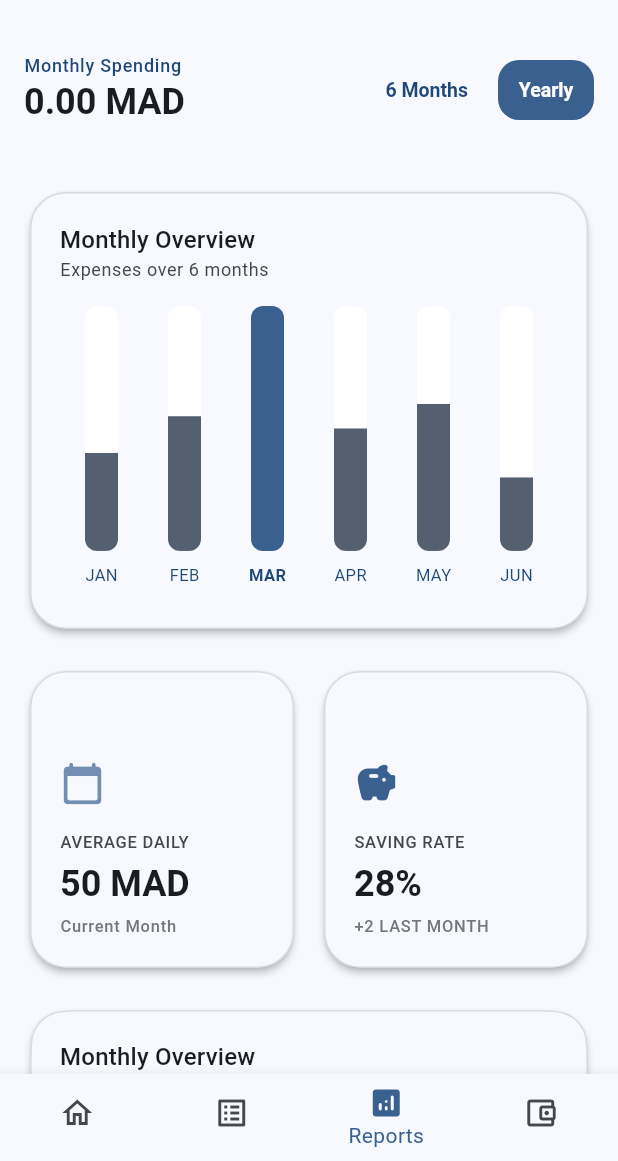
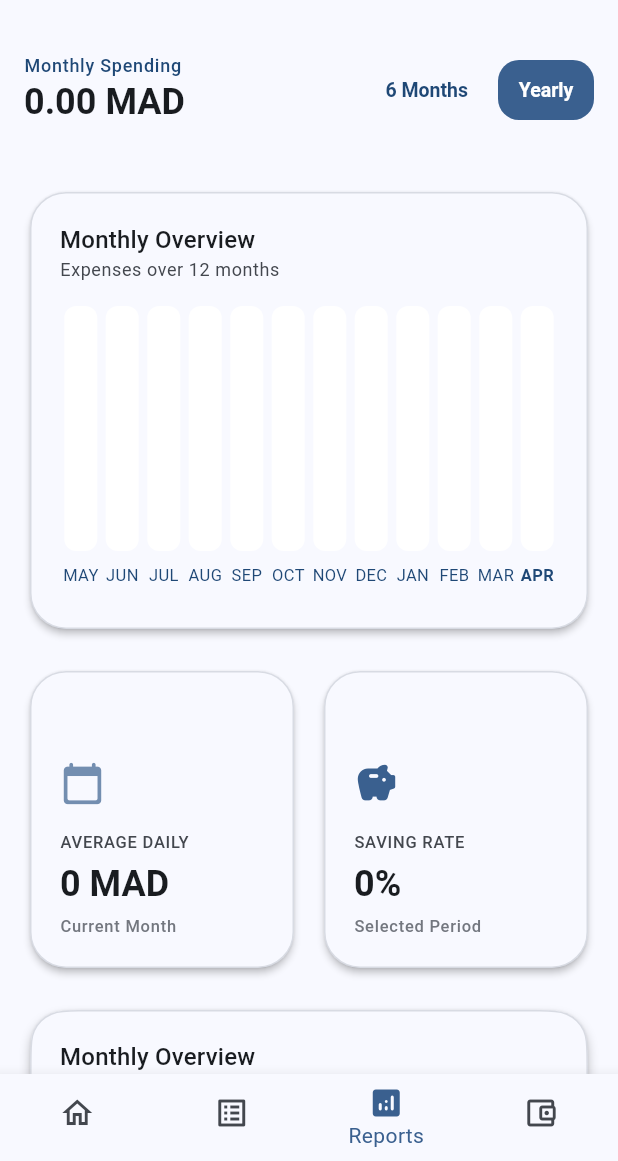
Before and after one commit to Abdogouhmad/walt, a Flutter app: the ReportsScreen screen opened by its route, after a tap on "Yearly", on a phone screen of 412 x 824 dp, the part 75-1236 px from its top. Run offline on Flutter 3.47's test engine with Material 3 defaults, Android fonts, the phone set to English and light mode, and no system bars; drawn by our look-alikes of dynamic_color, fl_chart; our stand-ins replace flutter_dotenv, flutter_riverpod, flutter_slidable, freezed_annotation, go_router, google_generative_ai and 5 more; accounts and stored records are empty.

Commit message:
[FEAT] UI report finilized
Now the report Ui is linked to the providers

```diff
--- a/lib/core/utils/category_icon.dart
+++ b/lib/core/utils/category_icon.dart
@@ -16,7 +16,45 @@ class CategoryIcons {
     'attach_money': Icons.attach_money,
   };
 
+  static const Map<String, Color> _colorMap = {
+    'restaurant': Colors.orange,
+    'account_balance_wallet': Colors.blue,
+    'coffee': Colors.brown,
+    'directions_car': Colors.red,
+    'shopping_bag': Colors.pink,
+    'favorite': Colors.redAccent,
+    'bolt': Colors.amber,
+    'laptop': Colors.blueGrey,
+    'category': Colors.teal,
+    'shopping_basket_outlined': Colors.green,
+    'work_outline': Colors.indigo,
+    'attach_money': Colors.lightGreen,
+  };
+
+  static const Map<String, String> _nameMap = {
+    'restaurant': 'Dining',
+    'account_balance_wallet': 'Finance',
+    'coffee': 'Coffee',
+    'directions_car': 'Transport',
+    'shopping_bag': 'Shopping',
+    'favorite': 'Health',
+    'bolt': 'Utilities',
+    'laptop': 'Tech',
+    'category': 'General',
+    'shopping_basket_outlined': 'Groceries',
+    'work_outline': 'Work',
+    'attach_money': 'Income',
+  };
+
   static IconData getIcon(String name) {
     return _iconMap[name] ?? Icons.label_outline;
   }
+
+  static Color getColor(String name) {
+    return _colorMap[name] ?? Colors.grey;
+  }
+
+  static String getName(String name) {
+    return _nameMap[name] ?? 'Unknown';
+  }
 }
--- a/lib/features/reports/widgets/barchart.dart
+++ b/lib/features/reports/widgets/barchart.dart
@@ -4,15 +4,15 @@ import 'package:flutter_riverpod/flutter_riverpod.dart';
 import 'package:walt/core/constants/app_colors.dart'; // Ensure these extensions are defined
 import 'package:walt/core/utils/context.dart';
 import 'package:walt/shared/m3e_card.dart';
+import 'package:walt/providers/report_provider.dart';
 
 class BarChartWidget extends ConsumerWidget {
   const BarChartWidget({super.key});
 
   @override
   Widget build(BuildContext context, WidgetRef ref) {
-    // 1. Centralize data
-    final barData = [0.4, 0.55, 1.0, 0.5, 0.6, 0.3];
-    final labels = ['JAN', 'FEB', 'MAR', 'APR', 'MAY', 'JUN'];
+    final report = ref.watch(reportProvider);
+    final filterIndex = ref.watch(reportFilterProvider);
 
     return M3Ecard(
       variant: M3ECardVariant.filled,
@@ -20,7 +20,7 @@ class BarChartWidget extends ConsumerWidget {
       data: AppCardData(
         colorCard: context.colorAppScheme.surface,
         title: 'Monthly Overview',
-        subtitle: "Expenses over 6 months",
+        subtitle: filterIndex == 0 ? "Expenses over 6 months" : "Expenses over 12 months",
         shape: RoundedRectangleBorder(
           borderRadius: BorderRadius.circular(24),
           side: BorderSide(
@@ -33,10 +33,24 @@ class BarChartWidget extends ConsumerWidget {
           children: [
             AspectRatio(
               aspectRatio: 1.7,
-              child: _BarChartContent(
-                data: barData,
-                labels: labels,
-                selectedIndex: 2,
+              child: report.monthlyData.when(
+                data: (data) {
+                  if (data.isEmpty) {
+                    return const Center(child: Text("No data available"));
+                  }
+                  final maxExpense = data.fold(
+                    0.0,
+                    (max, e) => e.expense > max ? e.expense : max,
+                  );
+                  return _BarChartContent(
+                    data: data.map((e) => e.expense).toList(),
+                    labels: data.map((e) => e.month).toList(),
+                    maxExpense: maxExpense,
+                    selectedIndex: data.length - 1,
+                  );
+                },
+                loading: () => const Center(child: CircularProgressIndicator()),
+                error: (err, _) => Center(child: Text("Error: $err")),
               ),
             ),
           ],
@@ -49,46 +63,40 @@ class BarChartWidget extends ConsumerWidget {
 class _BarChartContent extends StatelessWidget {
   final List<double> data;
   final List<String> labels;
+  final double maxExpense;
   final int selectedIndex;
 
   const _BarChartContent({
     required this.data,
     required this.labels,
+    required this.maxExpense,
     required this.selectedIndex,
   });
 
   @override
   Widget build(BuildContext context) {
+    final yAxisMax = maxExpense == 0 ? 1.0 : maxExpense * 1.2;
+
     return BarChart(
       BarChartData(
         alignment: BarChartAlignment.spaceAround,
-        maxY: 1.0,
+        maxY: yAxisMax,
         gridData: const FlGridData(show: false),
         borderData: FlBorderData(show: false),
         titlesData: FlTitlesData(
           show: true,
-          topTitles: const AxisTitles(
-            sideTitles: SideTitles(showTitles: false),
-          ),
-          rightTitles: const AxisTitles(
-            sideTitles: SideTitles(showTitles: false),
-          ),
-          leftTitles: const AxisTitles(
-            sideTitles: SideTitles(showTitles: false),
-          ),
+          topTitles: const AxisTitles(sideTitles: SideTitles(showTitles: false)),
+          rightTitles: const AxisTitles(sideTitles: SideTitles(showTitles: false)),
+          leftTitles: const AxisTitles(sideTitles: SideTitles(showTitles: false)),
           bottomTitles: AxisTitles(
             sideTitles: SideTitles(
               showTitles: true,
               reservedSize: 32,
               getTitlesWidget: (value, meta) {
                 final index = value.toInt();
-
-                // Fix: Wrapped in block braces to satisfy linter
                 if (index < 0 || index >= labels.length) {
                   return const SizedBox();
                 }
-
-                // Fix: Added required 'meta' argument
                 return SideTitleWidget(
                   meta: meta,
                   space: 8,
@@ -97,9 +105,8 @@ class _BarChartContent extends StatelessWidget {
                     style: TextStyle(
                       fontSize: 11,
                       color: context.labelBarColor,
-                      fontWeight: index == selectedIndex
-                          ? FontWeight.bold
-                          : FontWeight.normal,
+                      fontWeight:
+                          index == selectedIndex ? FontWeight.bold : FontWeight.normal,
                     ),
                   ),
                 );
@@ -114,21 +121,15 @@ class _BarChartContent extends StatelessWidget {
             x: i,
             barRods: [
               BarChartRodData(
-                toY: 1.0,
+                toY: data[i],
                 width: 22,
                 borderRadius: BorderRadius.circular(8),
-                color: isSelected
-                    ? context.currentMonthColor
-                    : context.emptyGapBar,
-                rodStackItems: isSelected
-                    ? []
-                    : [
-                        BarChartRodStackItem(
-                          0,
-                          data[i],
-                          context.otherMonthsColor,
-                        ),
-                      ],
+                color: isSelected ? context.currentMonthColor : context.otherMonthsColor,
+                backDrawRodData: BackgroundBarChartRodData(
+                  show: true,
+                  toY: yAxisMax,
+                  color: context.emptyGapBar,
+                ),
               ),
             ],
           );
--- a/lib/features/reports/widgets/piechart.dart
+++ b/lib/features/reports/widgets/piechart.dart
@@ -3,19 +3,15 @@ import 'package:flutter/material.dart';
 import 'package:flutter_riverpod/flutter_riverpod.dart';
 import 'package:walt/core/utils/context.dart';
 import 'package:walt/shared/m3e_card.dart';
+import 'package:walt/providers/report_provider.dart';
+import 'package:walt/core/utils/category_icon.dart';
 
 class PieChartWidget extends ConsumerWidget {
   const PieChartWidget({super.key});
 
   @override
   Widget build(BuildContext context, WidgetRef ref) {
-    // Define your data in a list to map through it (Cleaner & easier to maintain)
-    final chartData = [
-      _ChartData(40, 'Food', context.colorAppScheme.primary),
-      _ChartData(30, 'Transport', context.colorAppScheme.secondary),
-      _ChartData(20, 'Entertainment', context.colorAppScheme.tertiary),
-      _ChartData(10, 'Others', context.colorAppScheme.error),
-    ];
+    final report = ref.watch(reportProvider);
 
     return M3Ecard(
       variant: M3ECardVariant.filled,
@@ -31,49 +27,81 @@ class PieChartWidget extends ConsumerWidget {
             width: 1,
           ), // Subtle border for better definition
         ),
-        child: Column(
+        child: report.categoryData.when(
+          data: (data) {
+            if (data.isEmpty) {
+              return const Center(
+                child: Padding(
+                  padding: EdgeInsets.all(20.0),
+                  child: Text("No expenses for this period"),
+                ),
+              );
+            }
+
+            final total = data.fold(0.0, (sum, item) => sum + item.amount);
+
+            return Column(
               mainAxisSize: MainAxisSize.min,
               crossAxisAlignment: CrossAxisAlignment.start,
               children: [
                 // 1. AspectRatio ensures the chart is a square without hardcoded height
                 AspectRatio(
-              aspectRatio:
-                  1.3, // Slightly wider than tall looks better with center text
+                  aspectRatio: 1.3,
                   child: PieChart(
                     PieChartData(
                       sectionsSpace: 4,
-                  centerSpaceRadius: double
-                      .infinity, // Set to infinity with an AspectRatio/Expanded wrapper
-                  sections: chartData
-                      .map((data) => _buildSection(data))
-                      .toList(),
+                      centerSpaceRadius: double.infinity,
+                      sections:
+                          data.map((item) {
+                            final percentage = (item.amount / total) * 100;
+                            final color = CategoryIcons.getColor(item.icon);
+                            return _buildSection(
+                              item.amount,
+                              percentage,
+                              color,
+                            );
+                          }).toList(),
                     ),
                   ),
                 ),
                 const SizedBox(height: 24),
-            // 2. Legend Section (Mapped for scalability)
-            ...chartData.map(
-              (data) => Padding(
+                // 2. Legend Section
+                ...data.map(
+                  (item) => Padding(
                     padding: const EdgeInsets.only(bottom: 8.0),
-                child: _LegendItem(color: data.color, text: data.label),
+                    child: _LegendItem(
+                      color: CategoryIcons.getColor(item.icon),
+                      text: item.name == 'Unknown'
+                          ? CategoryIcons.getName(item.icon)
+                          : item.name,
+                      amount: item.amount,
+                    ),
                   ),
                 ),
               ],
+            );
+          },
+          loading: () => const Center(child: CircularProgressIndicator()),
+          error: (err, _) => Center(child: Text("Error: $err")),
         ),
       ),
     );
   }
 
-  PieChartSectionData _buildSection(_ChartData data) {
+  PieChartSectionData _buildSection(
+    double value,
+    double percentage,
+    Color color,
+  ) {
     return PieChartSectionData(
-      value: data.value,
-      color: data.color,
-      title: '${data.value.toInt()}%',
+      value: value,
+      color: color,
+      title: '${percentage.toStringAsFixed(0)}%',
       radius: 40, // Slightly smaller radius for a cleaner "donut" look
       titleStyle: const TextStyle(
-        fontSize: 12,
+        fontSize: 10,
         fontWeight: FontWeight.bold,
-        color: Colors.black,
+        color: Colors.white,
       ),
     );
   }
@@ -83,12 +111,20 @@ class PieChartWidget extends ConsumerWidget {
 class _LegendItem extends StatelessWidget {
   final Color color;
   final String text;
+  final double amount;
 
-  const _LegendItem({required this.color, required this.text});
+  const _LegendItem({
+    required this.color,
+    required this.text,
+    required this.amount,
+  });
 
   @override
   Widget build(BuildContext context) {
     return Row(
+      mainAxisAlignment: MainAxisAlignment.spaceBetween,
+      children: [
+        Row(
           mainAxisSize: MainAxisSize.min,
           children: [
             Container(
@@ -104,14 +140,14 @@ class _LegendItem extends StatelessWidget {
               ).textTheme.bodyMedium?.copyWith(fontWeight: FontWeight.w500),
             ),
           ],
+        ),
+        Text(
+          "${amount.toStringAsFixed(2)} MAD",
+          style: Theme.of(
+            context,
+          ).textTheme.bodySmall?.copyWith(fontWeight: FontWeight.bold),
+        ),
+      ],
     );
   }
 }
-
-// Simple data class to hold the logic
-class _ChartData {
-  final double value;
-  final String label;
-  final Color color;
-  _ChartData(this.value, this.label, this.color);
-}
--- a/lib/features/reports/widgets/secondary_cards.dart
+++ b/lib/features/reports/widgets/secondary_cards.dart
@@ -3,23 +3,26 @@ import 'package:flutter_riverpod/flutter_riverpod.dart';
 import 'package:walt/core/utils/context.dart';
 import 'package:walt/shared/m3e_card.dart';
 import 'package:walt/shared/text_ui.dart';
+import 'package:walt/providers/report_provider.dart';
 
 class SecondaryReportCardUi extends ConsumerWidget {
   const SecondaryReportCardUi({super.key});
 
   @override
   Widget build(BuildContext context, WidgetRef ref) {
+    final report = ref.watch(reportProvider);
+
     return Row(
       children: [
-        Expanded(child: _avargeSpendingPerDay(context, ref)),
-        SizedBox(width: 12), // Space between cards
-        Expanded(child: _savingRate(context, ref)),
+        Expanded(child: _avargeSpendingPerDay(context, report.averageDailySpending)),
+        const SizedBox(width: 12), // Space between cards
+        Expanded(child: _savingRate(context, report.savingRate)),
       ],
     );
   }
 }
 
-Widget _avargeSpendingPerDay(BuildContext ctx, WidgetRef ref) {
+Widget _avargeSpendingPerDay(BuildContext ctx, AsyncValue<double> averageDaily) {
   return M3Ecard(
     variant: M3ECardVariant.filled,
     padding: const EdgeInsets.all(20),
@@ -48,10 +51,14 @@ Widget _avargeSpendingPerDay(BuildContext ctx, WidgetRef ref) {
             style: TextStyle(color: ctx.colorAppScheme.onSurfaceVariant),
           ),
           const SizedBox(height: 4),
-          UiText(
-            text: "50 MAD",
-            type: UiTextType.headlineSmall, // Use a larger type for the amount
-            style: const TextStyle(fontWeight: FontWeight.bold),
+          averageDaily.when(
+            data: (amount) => UiText(
+              text: "${amount.toStringAsFixed(0)} MAD",
+              type: UiTextType.headlineSmall, // Use a larger type for the amount
+              style: const TextStyle(fontWeight: FontWeight.bold),
+            ),
+            loading: () => const CircularProgressIndicator(),
+            error: (err, _) => const UiText(text: "Error", type: UiTextType.headlineSmall),
           ),
           const SizedBox(height: 4),
           UiText(
@@ -65,7 +72,7 @@ Widget _avargeSpendingPerDay(BuildContext ctx, WidgetRef ref) {
   );
 }
 
-Widget _savingRate(BuildContext ctx, WidgetRef ref) {
+Widget _savingRate(BuildContext ctx, AsyncValue<double> savingRate) {
   return M3Ecard(
     variant: M3ECardVariant.filled,
     padding: const EdgeInsets.all(20),
@@ -91,16 +98,19 @@ Widget _savingRate(BuildContext ctx, WidgetRef ref) {
             style: TextStyle(color: ctx.colorAppScheme.onSurfaceVariant),
           ),
           const SizedBox(height: 4),
-
-          UiText(
-            text: "28%".toUpperCase(),
-            type: UiTextType.headlineSmall, // Use a larger type for the amount
-            style: const TextStyle(fontWeight: FontWeight.bold),
+          savingRate.when(
+            data: (rate) => UiText(
+              text: "${rate.toStringAsFixed(0)}%",
+              type: UiTextType.headlineSmall, // Use a larger type for the amount
+              style: const TextStyle(fontWeight: FontWeight.bold),
+            ),
+            loading: () => const CircularProgressIndicator(),
+            error: (err, _) => const UiText(text: "Error", type: UiTextType.headlineSmall),
           ),
           const SizedBox(height: 4),
 
           UiText(
-            text: "+2 last month".toUpperCase(),
+            text: "Selected Period",
             type: UiTextType.labelSmall,
             style: TextStyle(color: ctx.colorAppScheme.outline),
           ),
--- a/lib/providers/report_provider.dart
+++ b/lib/providers/report_provider.dart
@@ -1,11 +1,14 @@
 import 'package:flutter_riverpod/flutter_riverpod.dart';
 import 'package:walt/data/local/transaction_dao.dart';
+import 'package:walt/data/local/hive_service.dart';
+import 'package:walt/core/utils/category_icon.dart';
 import 'package:hooks_riverpod/legacy.dart';
 
 // Use a single provider for the filter index (0 = 6 Months, 1 = 1 Year)
 final reportFilterProvider = StateProvider<int>((ref) => 0);
 
-final reportProvider = NotifierProvider.autoDispose<ReportNotifier, ReportState>(() {
+final reportProvider =
+    NotifierProvider.autoDispose<ReportNotifier, ReportState>(() {
       return ReportNotifier();
     });
 
@@ -29,49 +32,78 @@ class MonthlyData {
   }
 }
 
+class CategoryData {
+  final String name;
+  final double amount;
+  final String color;
+  final String icon;
+
+  CategoryData({
+    required this.name,
+    required this.amount,
+    required this.color,
+    required this.icon,
+  });
+}
+
 class ReportState {
   final AsyncValue<double> totalSpending;
   final AsyncValue<List<MonthlyData>> monthlyData;
+  final AsyncValue<double> averageDailySpending;
+  final AsyncValue<double> savingRate;
+  final AsyncValue<List<CategoryData>> categoryData;
 
   ReportState({
     this.totalSpending = const AsyncValue.loading(),
     this.monthlyData = const AsyncValue.loading(),
+    this.averageDailySpending = const AsyncValue.loading(),
+    this.savingRate = const AsyncValue.loading(),
+    this.categoryData = const AsyncValue.loading(),
   });
 
   ReportState copyWith({
     AsyncValue<double>? totalSpending,
     AsyncValue<List<MonthlyData>>? monthlyData,
+    AsyncValue<double>? averageDailySpending,
+    AsyncValue<double>? savingRate,
+    AsyncValue<List<CategoryData>>? categoryData,
   }) {
     return ReportState(
       totalSpending: totalSpending ?? this.totalSpending,
       monthlyData: monthlyData ?? this.monthlyData,
+      averageDailySpending: averageDailySpending ?? this.averageDailySpending,
+      savingRate: savingRate ?? this.savingRate,
+      categoryData: categoryData ?? this.categoryData,
     );
   }
 }
 
 class ReportNotifier extends Notifier<ReportState> {
   final _dao = TransactionDao();
+  final _hive = HiveService.instance;
 
   @override
   ReportState build() {
-    // Re-run the data load whenever the filter changes
-    ref.listen(reportFilterProvider, (previous, next) {
-      _loadReportData();
-    });
+    // Watch the filter provider to rebuild this provider when it changes
+    final filterIndex = ref.watch(reportFilterProvider);
 
-    // Trigger initial load after the first frame
-    Future.microtask(() => _loadReportData());
+    // Initial state
+    state = ReportState();
 
-    return ReportState();
+    // Trigger load data
+    _loadReportData(filterIndex);
+
+    return state;
   }
 
-  Future<void> _loadReportData() async {
-    final filterIndex = ref.read(reportFilterProvider);
-
+  Future<void> _loadReportData(int filterIndex) async {
     try {
       state = state.copyWith(
         totalSpending: const AsyncValue.loading(),
         monthlyData: const AsyncValue.loading(),
+        averageDailySpending: const AsyncValue.loading(),
+        savingRate: const AsyncValue.loading(),
+        categoryData: const AsyncValue.loading(),
       );
 
       final now = DateTime.now();
@@ -81,50 +113,105 @@ class ReportNotifier extends Notifier<ReportState> {
       final startDate = DateTime(now.year, now.month - monthsToLoad + 1, 1);
       final endDate = DateTime(now.year, now.month, now.day, 23, 59, 59);
 
-      final transactions = await _dao.getTransactionsBetween(
-        startDate,
-        endDate,
-      );
+      final transactions = await _dao.getTransactionsBetween(startDate, endDate);
+      final categories = await _hive.getAllCategories();
+      final categoryMap = {for (var c in categories) c.id: c};
 
-      final totalExpense = transactions
-          .where((t) => t.type == 'expense')
-          .fold(0.0, (sum, t) => sum + t.amount);
+      double totalExpense = 0;
+      double totalIncome = 0;
 
       final monthlyMap = <String, MonthlyData>{};
-      for (var t in transactions) {
-        final monthKey =
-            '${t.date.year}-${t.date.month.toString().padLeft(2, '0')}';
 
-        if (!monthlyMap.containsKey(monthKey)) {
+      // Pre-populate with all months in range
+      for (int i = 0; i < monthsToLoad; i++) {
+        final date = DateTime(now.year, now.month - i, 1);
+        final monthKey = '${date.year}-${date.month.toString().padLeft(2, "0")}';
         monthlyMap[monthKey] = MonthlyData(
-            month: _getShortMonthName(t.date),
+          month: _getShortMonthName(date),
           expense: 0.0,
           income: 0.0,
         );
       }
 
+      final categorySpendingMap = <int, double>{};
+
+      for (var t in transactions) {
+        final monthKey =
+            '${t.date.year}-${t.date.month.toString().padLeft(2, "0")}';
+
+        if (monthlyMap.containsKey(monthKey)) {
           final current = monthlyMap[monthKey]!;
           if (t.type == 'expense') {
+            totalExpense += t.amount;
             monthlyMap[monthKey] = current.copyWith(
               expense: current.expense + t.amount,
             );
+            categorySpendingMap[t.categoryId] =
+                (categorySpendingMap[t.categoryId] ?? 0) + t.amount;
           } else {
+            totalIncome += t.amount;
             monthlyMap[monthKey] = current.copyWith(
               income: current.income + t.amount,
             );
           }
         }
+      }
 
-      final monthlyList = monthlyMap.values.toList();
+      // Sort by key (chronological) to ensure latest month is on the right
+      final sortedKeys = monthlyMap.keys.toList()..sort();
+      final monthlyList = sortedKeys.map((key) => monthlyMap[key]!).toList();
+
+      // Average daily spending (for the current month)
+      final currentMonthTransactions = transactions.where(
+        (t) => t.date.month == now.month && t.date.year == now.year,
+      );
+      final currentMonthExpense = currentMonthTransactions
+          .where((t) => t.type == 'expense')
+          .fold(0.0, (sum, t) => sum + t.amount);
+      final daysInCurrentMonth = now.day;
+      final avgDaily =
+          daysInCurrentMonth > 0 ? currentMonthExpense / daysInCurrentMonth : 0.0;
+
+      // Saving rate
+      final savingRate =
+          totalIncome > 0 ? ((totalIncome - totalExpense) / totalIncome) * 100 : 0.0;
+
+      // Category data
+      final categoryDataList =
+          categorySpendingMap.entries.map((e) {
+            final cat = categoryMap[e.key];
+            if (cat != null) {
+              return CategoryData(
+                name: CategoryIcons.getName(cat.icon),
+                amount: e.value,
+                color: cat.color, // keep original hex just in case
+                icon: cat.icon,
+              );
+            } else {
+              // Fallback to unknown
+              return CategoryData(
+                name: 'Unknown',
+                amount: e.value,
+                color: '#CCCCCC',
+                icon: 'category',
+              );
+            }
+          }).toList();
 
       state = state.copyWith(
         totalSpending: AsyncValue.data(totalExpense),
         monthlyData: AsyncValue.data(monthlyList),
+        averageDailySpending: AsyncValue.data(avgDaily),
+        savingRate: AsyncValue.data(savingRate),
+        categoryData: AsyncValue.data(categoryDataList),
       );
     } catch (e, st) {
       state = state.copyWith(
         totalSpending: AsyncValue.error(e, st),
         monthlyData: AsyncValue.error(e, st),
+        averageDailySpending: AsyncValue.error(e, st),
+        savingRate: AsyncValue.error(e, st),
+        categoryData: AsyncValue.error(e, st),
       );
     }
   }
@@ -149,6 +236,5 @@ class ReportNotifier extends Notifier<ReportState> {
 
   void changeFilter(int index) {
     ref.read(reportFilterProvider.notifier).state = index;
-    // Data is reloaded automatically by the listener in build()
   }
 }
--- a/pubspec.yaml
+++ b/pubspec.yaml
@@ -16,7 +16,7 @@ publish_to: 'none' # Remove this line if you wish to publish to pub.dev
 # https://developer.apple.com/library/archive/documentation/General/Reference/InfoPlistKeyReference/Articles/CoreFoundationKeys.html
 # In Windows, build-name is used as the major, minor, and patch parts
 # of the product and file versions while build-number is used as the build suffix.
-version: 0.2.12
+version: 0.2.13
 
 environment:
   sdk: ^3.11.4
```
Lines whose indentation alone changed are shown as unchanged.
